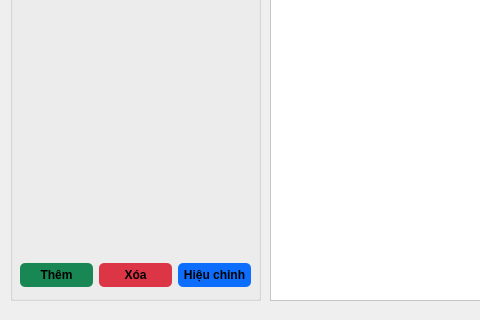
Qt form src/view/invoicedetailwindow.ui (VinhNguyenD23/facilitiesManagement) before a commit; both pictures show x 0 to 480 and y 280 to 600 of the 1000 by 600 pixel window.
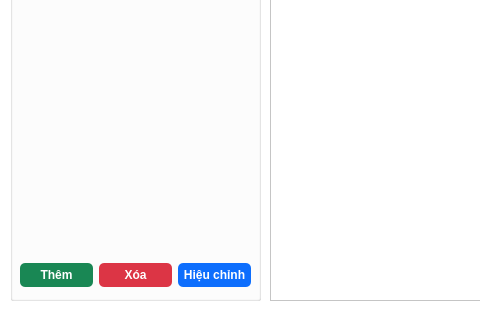
The same form after that commit.

Diff of the .ui file:
```diff
--- a/src/view/invoicedetailwindow.ui
+++ b/src/view/invoicedetailwindow.ui
@@ -27,9 +27,9 @@
 
 QPushButton {
 	border-radius: 5px;
-	background-color: black;
 	height: 24px;
-	font-weight: bold
+	font-weight: bold;
+	color: #ffffff;
 }
 
 #invoiceDetailAddButton
@@ -60,6 +60,11 @@
 #invoiceDetailEditButton:hover
 {
 	background-color: #0b5ed7;
+}
+
+QDialog
+{
+	background-color: #fff;
 }</string>
   </property>
   <widget class="QWidget" name="layoutWidget">
```
Left out of the diff: 6 changed lines with no effect on the pictures.
